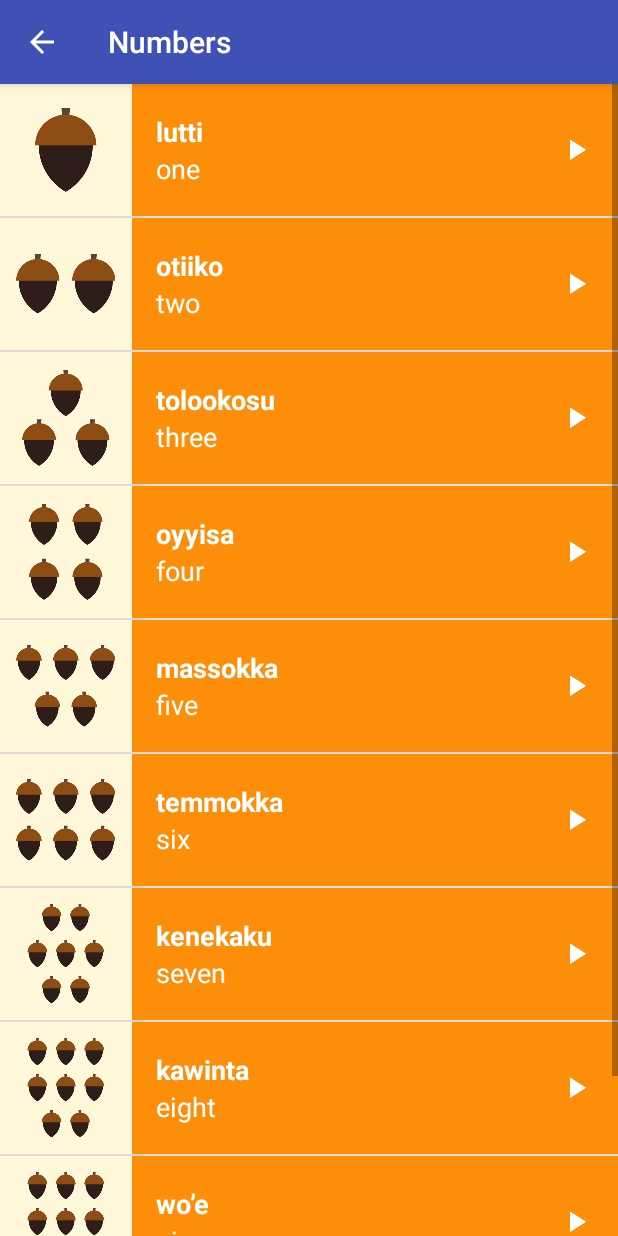
After one commit to linuxbender/miwok, an Android app: the NumbersFragment screen opened directly, with no data from a screen before it, on a phone screen of 412 x 824 dp. The commit adds this screen. Run offline under Robolectric (Android 15) with nearby library versions, the phone set to English and light mode, and no system bars.

Commit message:
Impl. NumbersFragment

```diff
--- a/app/build.gradle
+++ b/app/build.gradle
@@ -26,5 +26,6 @@
     })
     compile 'com.android.support:appcompat-v7:25.3.1'
     compile 'com.android.support.constraint:constraint-layout:1.0.2'
+    compile 'com.android.support:support-v4:25.3.1'
     testCompile 'junit:junit:4.12'
 }
--- /dev/null
+++ b/app/src/main/java/ch/theforce/miwok/NumbersFragment.java
@@ -0,0 +1,131 @@
+package ch.theforce.miwok;
+
+
+import android.content.Context;
+import android.media.AudioManager;
+import android.media.MediaPlayer;
+import android.os.Bundle;
+import android.support.v4.app.Fragment;
+import android.view.LayoutInflater;
+import android.view.View;
+import android.view.ViewGroup;
+import android.widget.AdapterView;
+import android.widget.ListView;
+
+import java.util.ArrayList;
+import java.util.List;
+
+
+/**
+ * A simple {@link Fragment} subclass.
+ */
+public class NumbersFragment extends Fragment {
+
+    private MediaPlayer mediaPlayer;
+    private AudioManager audioManager;
+    private AudioManager.OnAudioFocusChangeListener audioFocusChangeListener;
+
+    public NumbersFragment() {
+        // Required empty public constructor
+    }
+
+
+    @Override
+    public View onCreateView(LayoutInflater inflater, ViewGroup container,
+                             Bundle savedInstanceState) {
+        // Inflate the layout for this fragment
+        View rootView = inflater.inflate(R.layout.word_list, container, false);
+
+        final List<Word> words = new ArrayList<>();
+        words.add(new Word("one", "lutti", R.drawable.number_one, R.raw.number_one));
+        words.add(new Word("two", "otiiko", R.drawable.number_two, R.raw.number_two));
+        words.add(new Word("three", "tolookosu", R.drawable.number_three, R.raw.number_three));
+        words.add(new Word("four", "oyyisa", R.drawable.number_four, R.raw.number_four));
+        words.add(new Word("five", "massokka", R.drawable.number_five, R.raw.number_five));
+        words.add(new Word("six", "temmokka", R.drawable.number_six, R.raw.number_six));
+        words.add(new Word("seven", "kenekaku", R.drawable.number_seven, R.raw.number_seven));
+        words.add(new Word("eight", "kawinta", R.drawable.number_eight, R.raw.number_eight));
+        words.add(new Word("nine", "wo’e", R.drawable.number_nine, R.raw.number_nine));
+        words.add(new Word("ten", "na’aacha", R.drawable.number_ten, R.raw.number_ten));
+
+        WordAdapter itemsAdapter = new WordAdapter(getActivity(), words, R.color.category_numbers);
+
+        audioManager = (AudioManager) getActivity().getSystemService(Context.AUDIO_SERVICE);
+
+        audioFocusChangeListener = new AudioManager.OnAudioFocusChangeListener() {
+            @Override
+            public void onAudioFocusChange(int focusChange) {
+
+                if (focusChange == AudioManager.AUDIOFOCUS_GAIN) {
+                    mediaPlayer.start();
+                }
+                if (focusChange == AudioManager.AUDIOFOCUS_LOSS) {
+                    releaseMediaPlayer();
+                }
+                if (focusChange == AudioManager.AUDIOFOCUS_LOSS_TRANSIENT) {
+                    mediaPlayer.pause();
+                    mediaPlayer.seekTo(0);
+                }
+                if (focusChange == AudioManager.AUDIOFOCUS_LOSS_TRANSIENT_CAN_DUCK) {
+                    mediaPlayer.pause();
+                    mediaPlayer.seekTo(0);
+                }
+            }
+        };
+
+        ListView listView = (ListView) rootView.findViewById(R.id.list);
+        listView.setAdapter(itemsAdapter);
+
+        listView.setOnItemClickListener(new AdapterView.OnItemClickListener() {
+
+            @Override
+            public void onItemClick(AdapterView<?> parent, View view, int position, long id) {
+                releaseMediaPlayer();
+
+                // Request audio focus for audio playback
+                int result = audioManager.requestAudioFocus(audioFocusChangeListener,
+                        // Use the music stream
+                        AudioManager.STREAM_MUSIC,
+                        // Request focus for a short time
+                        AudioManager.AUDIOFOCUS_GAIN_TRANSIENT);
+
+                if (result == AudioManager.AUDIOFOCUS_REQUEST_GRANTED) {
+                    mediaPlayer = MediaPlayer.create(getActivity(), words.get(position).getSoundResourceId());
+                    mediaPlayer.setOnCompletionListener(new MediaPlayer.OnCompletionListener() {
+                        @Override
+                        public void onCompletion(MediaPlayer mp) {
+                            releaseMediaPlayer();
+                        }
+                    });
+                    mediaPlayer.start();
+                }
+            }
+        });
+        return rootView;
+    }
+
+    /**
+     * Clean up the media player and audio focus by releasing its resources.
+     */
+    private void releaseMediaPlayer() {
+        // If the media player is not null, then it may be currently playing a sound.
+        if (mediaPlayer != null) {
+            // Regardless of the current state of the media player, release its resources
+            // because we no longer need it.
+            mediaPlayer.release();
+
+            // Set the media player back to null. For our code, we've decided that
+            // setting the media player to null is an easy way to tell that the media player
+            // is not configured to play an audio file at the moment.
+            mediaPlayer = null;
+            // relase audio focus
+            audioManager.abandonAudioFocus(audioFocusChangeListener);
+        }
+    }
+
+    @Override
+    public void onPause() {
+        super.onPause();
+        releaseMediaPlayer();
+    }
+}
--- /dev/null
+++ b/app/src/main/res/layout/activity_category.xml
@@ -0,0 +1,6 @@
+<?xml version="1.0" encoding="utf-8"?>
+<LinearLayout xmlns:android="http://schemas.android.com/apk/res/android"
+    android:id="@+id/container"
+    android:layout_width="match_parent"
+    android:layout_height="match_parent"
+    android:orientation="vertical"></LinearLayout>
```
Also changed, not shown: app/src/main/java/ch/theforce/miwok/NumbersActivity.java (+4 -105 lines).
